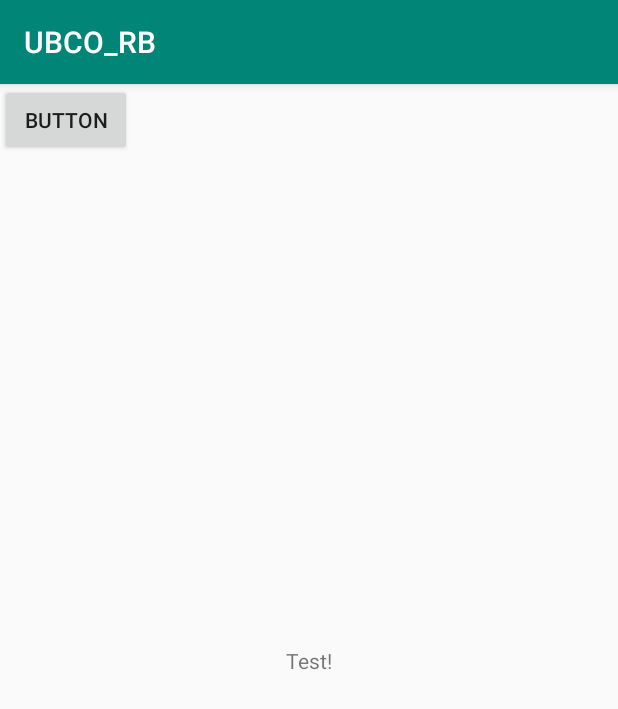
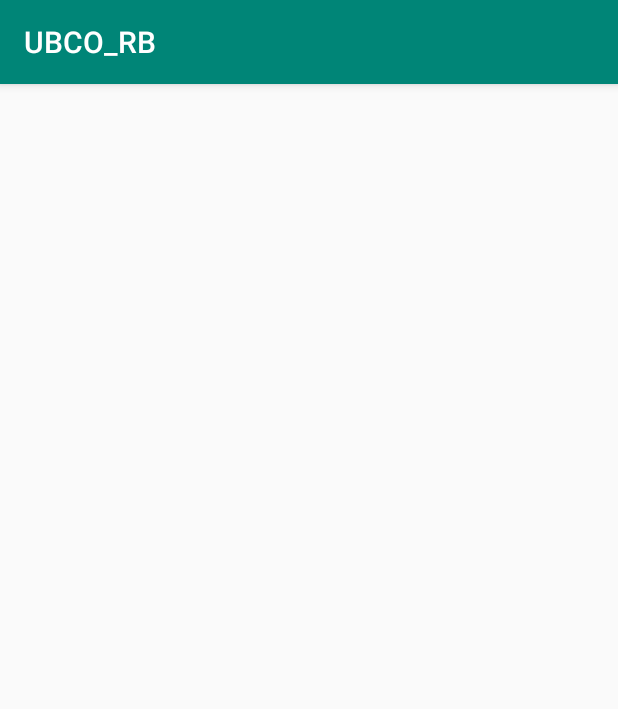
Before and after one commit to PamalM/UBCORB, an Android app: the screen it shows after launch (MainActivity), on a phone screen of 412 x 824 dp. Shown: the top 709 px of the screen. Run offline under Robolectric (Android 15) with nearby library versions, the phone set to English and light mode, and no system bars.

Commit message:
Testing commit again.

```diff
--- a/app/src/main/res/layout/activity_main.xml
+++ b/app/src/main/res/layout/activity_main.xml
@@ -4,23 +4,4 @@
     xmlns:tools="http://schemas.android.com/tools"
     android:layout_width="match_parent"
     android:layout_height="match_parent"
-    tools:context=".MainActivity">
-
-    <TextView
-        android:layout_width="wrap_content"
-        android:layout_height="wrap_content"
-        android:text="Test!"
-        app:layout_constraintBottom_toBottomOf="parent"
-        app:layout_constraintLeft_toLeftOf="parent"
-        app:layout_constraintRight_toRightOf="parent"
-        app:layout_constraintTop_toTopOf="parent" />
-
-    <Button
-        android:id="@+id/button"
-        android:layout_width="wrap_content"
-        android:layout_height="wrap_content"
-        android:text="Button"
-        tools:layout_editor_absoluteX="160dp"
-        tools:layout_editor_absoluteY="263dp" />
-
-</androidx.constraintlayout.widget.ConstraintLayout>
+    tools:context=".MainActivity"/>
```
